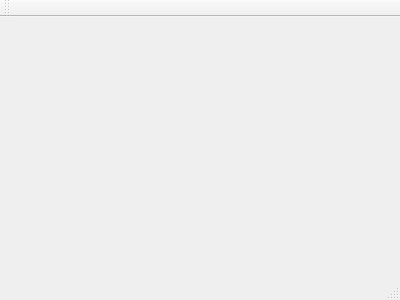
Qt form mainwindow.ui (LevoirE/UnicornTears) before a commit.
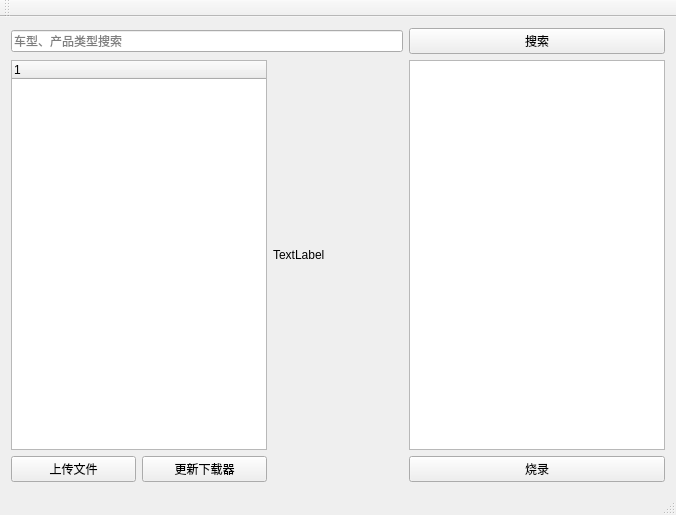
The same form after that commit.

Commit message: 实现文件目录浏览 中间版本，为了保留某些代码

The edit to the form file:
```diff
--- a/mainwindow.ui
+++ b/mainwindow.ui
@@ -1,24 +1,109 @@
 <ui version="4.0">
  <class>MainWindow</class>
- <widget class="QMainWindow" name="MainWindow" >
-  <property name="geometry" >
+ <widget class="QMainWindow" name="MainWindow">
+  <property name="geometry">
    <rect>
     <x>0</x>
     <y>0</y>
-    <width>400</width>
-    <height>300</height>
+    <width>676</width>
+    <height>515</height>
    </rect>
   </property>
   <property name="windowTitle" >
    <string>MainWindow</string>
   </property>
-  <widget class="QMenuBar" name="menuBar" />
-  <widget class="QToolBar" name="mainToolBar" />
-  <widget class="QWidget" name="centralWidget" />
-  <widget class="QStatusBar" name="statusBar" />
+  <widget class="QWidget" name="centralWidget">
+   <layout class="QGridLayout" name="gridLayout">
+    <item row="2" column="0">
+     <widget class="QPushButton" name="pushButton_upload">
+      <property name="text">
+       <string>上传文件</string>
+      </property>
+     </widget>
+    </item>
+    <item row="2" column="1">
+     <widget class="QPushButton" name="pushButton_update">
+      <property name="text">
+       <string>更新下载器</string>
+      </property>
+     </widget>
+    </item>
+    <item row="2" column="3">
+     <widget class="QPushButton" name="pushButton_burn">
+      <property name="text">
+       <string>烧录</string>
+      </property>
+     </widget>
+    </item>
+    <item row="0" column="0" colspan="3">
+     <widget class="QLineEdit" name="lineEdit_search">
+      <property name="placeholderText">
+       <string>车型、产品类型搜索</string>
+      </property>
+     </widget>
+    </item>
+    <item row="0" column="3">
+     <widget class="QPushButton" name="pushButton_search">
+      <property name="text">
+       <string>搜索</string>
+      </property>
+     </widget>
+    </item>
+    <item row="2" column="2">
+     <spacer name="horizontalSpacer">
+      <property name="orientation">
+       <enum>Qt::Horizontal</enum>
+      </property>
+      <property name="sizeHint" stdset="0">
+       <size>
+        <width>40</width>
+        <height>20</height>
+       </size>
+      </property>
+     </spacer>
+    </item>
+    <item row="1" column="2">
+     <widget class="QLabel" name="label">
+      <property name="text">
+       <string>TextLabel</string>
+      </property>
+     </widget>
+    </item>
+    <item row="1" column="0" colspan="2">
+     <widget class="QTreeWidget" name="treeWidget">
+      <column>
+       <property name="text">
+        <string notr="true">1</string>
+       </property>
+      </column>
+     </widget>
+    </item>
+    <item row="1" column="3">
+     <widget class="QTreeView" name="treeView"/>
+    </item>
+   </layout>
+  </widget>
+  <widget class="QMenuBar" name="menuBar">
+   <property name="geometry">
+    <rect>
+     <x>0</x>
+     <y>0</y>
+     <width>676</width>
+     <height>23</height>
+    </rect>
+   </property>
+  </widget>
+  <widget class="QToolBar" name="mainToolBar">
+   <attribute name="toolBarArea">
+    <enum>TopToolBarArea</enum>
+   </attribute>
+   <attribute name="toolBarBreak">
+    <bool>false</bool>
+   </attribute>
+  </widget>
+  <widget class="QStatusBar" name="statusBar"/>
  </widget>
- <layoutDefault spacing="6" margin="11" />
- <pixmapfunction></pixmapfunction>
+ <layoutdefault spacing="6" margin="11"/>
  <resources/>
  <connections/>
 </ui>
```
Left out of the diff: 5 changed lines with no effect on the pictures. The commit also changes 9 other files.
